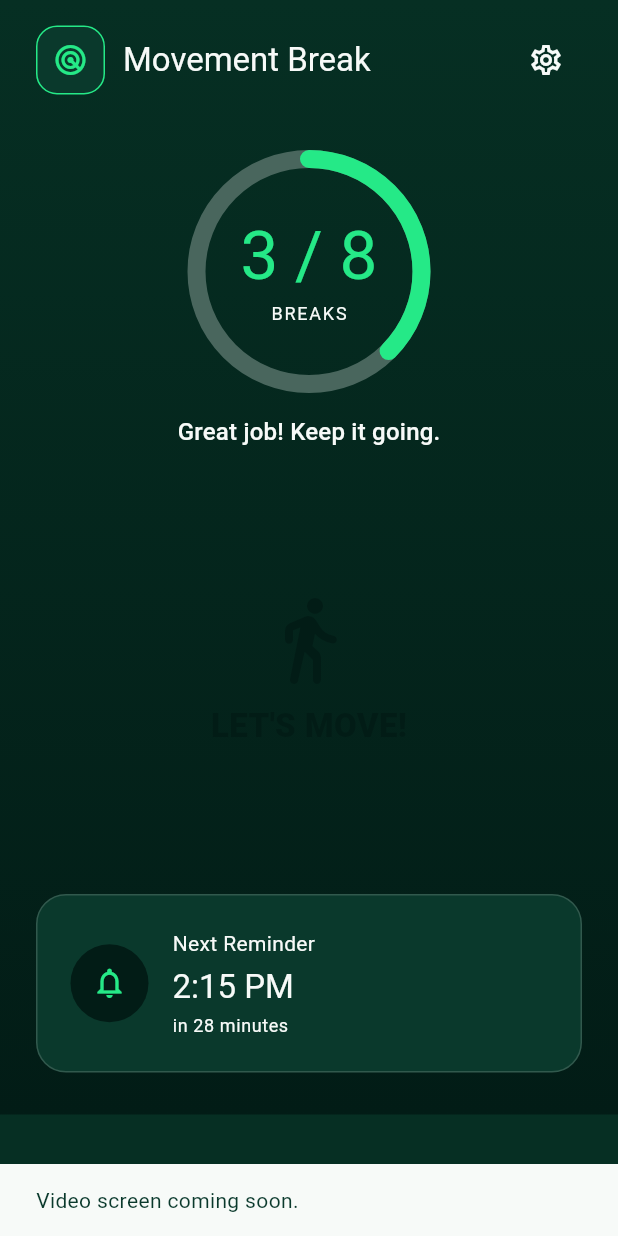
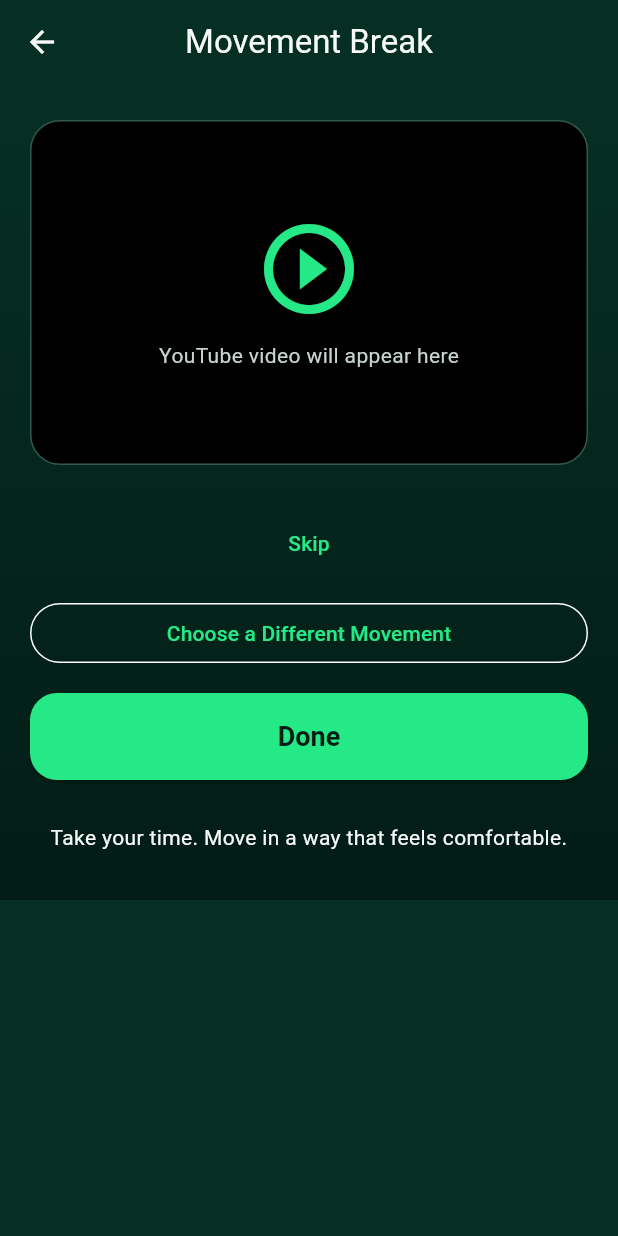
Before and after one commit to smelinosky/movement-break, a Flutter app: the screen it shows after launch, after a tap on "LET'S MOVE!", on a phone screen of 412 x 824 dp. Run offline on Flutter 3.47's test engine with Material 3 defaults, Android fonts, the light colour scheme and no system bars; Roboto replaces fonts that are missing (Arial).

Commit message:
Build and connect video screen layout

```diff
--- a/lib/app/screens/home/home_screen.dart
+++ b/lib/app/screens/home/home_screen.dart
@@ -2,6 +2,7 @@ import 'package:flutter/material.dart';
 
 import '../../theme/app_colors.dart';
 import '../settings/settings_screen.dart';
+import '../video/video_screen.dart';
 
 class HomeScreen extends StatelessWidget {
   const HomeScreen({super.key});
@@ -138,8 +139,9 @@ class HomeScreen extends StatelessWidget {
       child: InkWell(
         borderRadius: BorderRadius.circular(100),
         onTap: () {
-          ScaffoldMessenger.of(context).showSnackBar(
-            const SnackBar(content: Text('Video screen coming soon.')),
+          Navigator.push(
+            context,
+            MaterialPageRoute<void>(builder: (context) => const VideoScreen()),
           );
         },
         child: Ink(
--- /dev/null
+++ b/lib/app/screens/video/video_screen.dart
@@ -0,0 +1,97 @@
+import 'package:flutter/material.dart';
+
+import '../../theme/app_colors.dart';
+
+class VideoScreen extends StatelessWidget {
+  const VideoScreen({super.key});
+
+  @override
+  Widget build(BuildContext context) {
+    final theme = Theme.of(context);
+
+    return Scaffold(
+      appBar: AppBar(title: const Text('Movement Break')),
+      body: Container(
+        width: double.infinity,
+        decoration: const BoxDecoration(
+          gradient: LinearGradient(
+            begin: Alignment.topCenter,
+            end: Alignment.bottomCenter,
+            colors: [AppColors.background, AppColors.backgroundDark],
+          ),
+        ),
+        child: SafeArea(
+          top: false,
+          child: SingleChildScrollView(
+            padding: const EdgeInsets.fromLTRB(20, 24, 20, 32),
+            child: Column(
+              crossAxisAlignment: CrossAxisAlignment.stretch,
+              children: [
+                Container(
+                  height: 230,
+                  decoration: BoxDecoration(
+                    color: Colors.black,
+                    borderRadius: BorderRadius.circular(20),
+                    border: Border.all(color: AppColors.border),
+                  ),
+                  child: const Center(
+                    child: Column(
+                      mainAxisSize: MainAxisSize.min,
+                      children: [
+                        Icon(
+                          Icons.play_circle_outline,
+                          size: 72,
+                          color: AppColors.primaryGreen,
+                        ),
+                        SizedBox(height: 12),
+                        Text(
+                          'YouTube video will appear here',
+                          style: TextStyle(color: AppColors.textSecondary),
+                        ),
+                      ],
+                    ),
+                  ),
+                ),
+                const SizedBox(height: 28),
+                TextButton(
+                  onPressed: () {
+                    Navigator.pop(context);
+                  },
+                  child: const Text('Skip'),
+                ),
+                const SizedBox(height: 12),
+                OutlinedButton(
+                  onPressed: () {
+                    ScaffoldMessenger.of(context).showSnackBar(
+                      const SnackBar(
+                        content: Text('A different movement will load here.'),
+                      ),
+                    );
+                  },
+                  child: const Text('Choose a Different Movement'),
+                ),
+                const SizedBox(height: 16),
+                ElevatedButton(
+                  onPressed: () {
+                    ScaffoldMessenger.of(context).showSnackBar(
+                      const SnackBar(
+                        content: Text('Completion screen coming next.'),
+                      ),
+                    );
+                  },
+                  child: const Text('Done'),
+                ),
+                const SizedBox(height: 28),
+                Text(
+                  'Take your time. Move in a way that feels comfortable.',
+                  textAlign: TextAlign.center,
+                  style: theme.textTheme.bodyMedium,
+                ),
+              ],
+            ),
+          ),
+        ),
+      ),
+    );
+  }
+}
```
